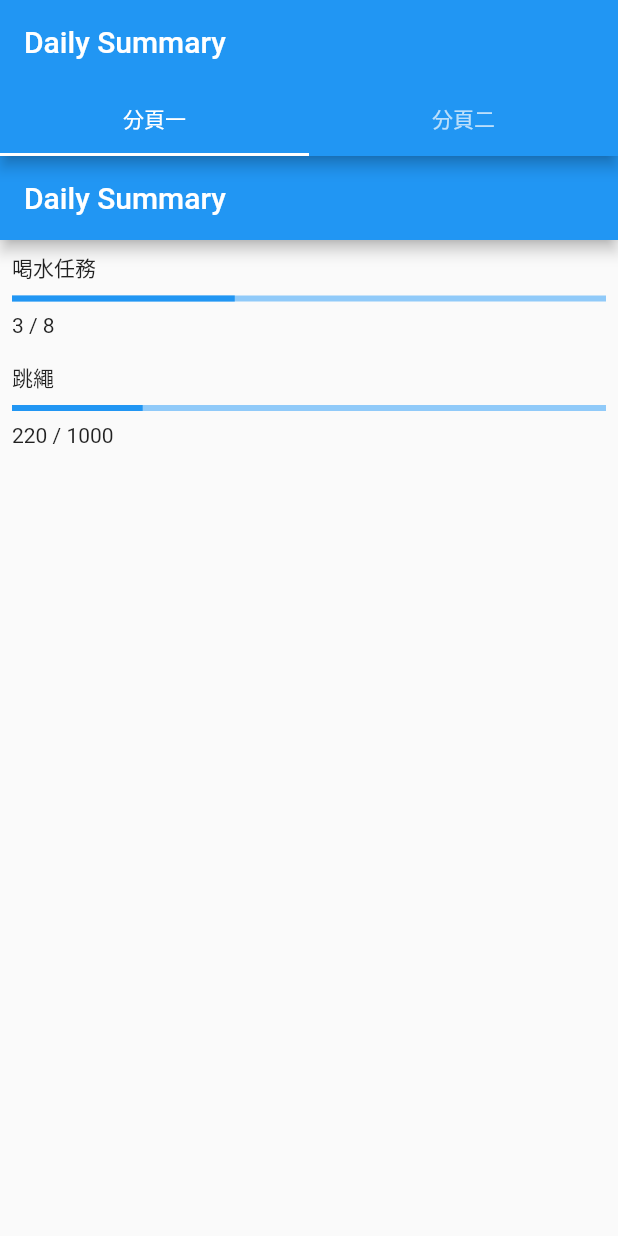
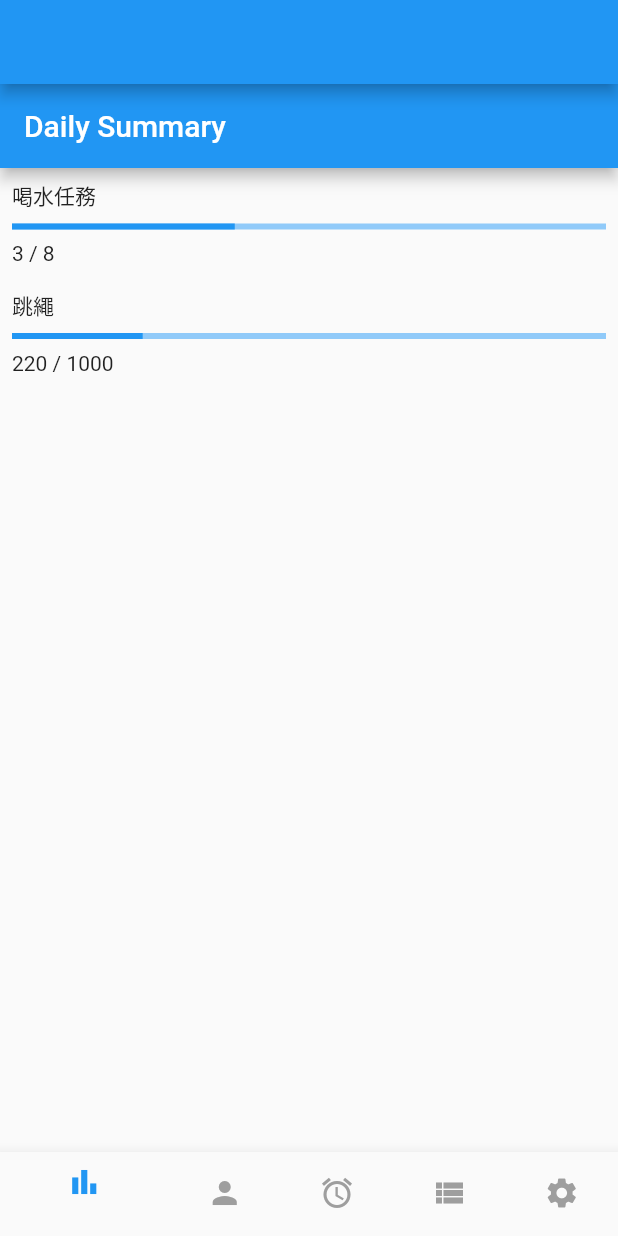
Before and after one commit to qqdog1/task_manager, a Flutter app: the screen it shows after launch, on a phone screen of 412 x 824 dp. Run offline on Flutter 3.47's test engine with Material 2 defaults, Android fonts, the phone set to English and light mode, and no system bars.

Commit message:
add bottom tabs and those pages

```diff
--- a/lib/page/summary_page.dart
+++ b/lib/page/daily_summary_page.dart
@@ -3,14 +3,14 @@ import 'package:flutter/material.dart';
 import 'package:flutter/services.dart';
 import 'package:task_manager/dto/bar.dart';
 
-class SummaryPage extends StatefulWidget {
-  const SummaryPage({super.key});
+class DailySummaryPage extends StatefulWidget {
+  const DailySummaryPage({super.key});
 
   @override
-  _SummaryPageState createState() => _SummaryPageState();
+  _DailySummaryPageState createState() => _DailySummaryPageState();
 }
 
-class _SummaryPageState extends State<SummaryPage> {
+class _DailySummaryPageState extends State<DailySummaryPage> {
   List<Bar> dataList = [];
 
   @override
--- /dev/null
+++ b/lib/page/notification_page.dart
@@ -0,0 +1,21 @@
+import 'package:flutter/cupertino.dart';
+import 'package:flutter/material.dart';
+
+class NotificationPage extends StatelessWidget {
+  const NotificationPage({super.key});
+
+  @override
+  Widget build(BuildContext context) {
+    return MaterialApp(
+      title: 'My App',
+      home: Scaffold(
+        appBar: AppBar(
+          title: Text('My App'),
+        ),
+        body: Center(
+          child: Text('Hello, World!'),
+        ),
+      ),
+    );
+  }
+}
--- /dev/null
+++ b/lib/page/settings_page.dart
@@ -0,0 +1,21 @@
+import 'package:flutter/cupertino.dart';
+import 'package:flutter/material.dart';
+
+class SettingsPage extends StatelessWidget {
+  const SettingsPage({super.key});
+
+  @override
+  Widget build(BuildContext context) {
+    return MaterialApp(
+      title: 'My App',
+      home: Scaffold(
+        appBar: AppBar(
+          title: Text('My App'),
+        ),
+        body: Center(
+          child: Text('Hello, World!'),
+        ),
+      ),
+    );
+  }
+}
--- a/lib/page/tab_page.dart
+++ b/lib/page/tab_page.dart
@@ -1,9 +1,9 @@
-import 'dart:convert';
-import 'dart:io';
 import 'package:flutter/material.dart';
-import 'package:flutter/services.dart';
-import 'package:task_manager/dto/bar.dart';
-import 'package:task_manager/page/summary_page.dart';
+import 'package:task_manager/page/daily_summary_page.dart';
+import 'package:task_manager/page/notification_page.dart';
+import 'package:task_manager/page/settings_page.dart';
+import 'package:task_manager/page/task_settings_page.dart';
+import 'package:task_manager/page/total_sumary_page.dart';
 
 class TabPage extends StatefulWidget {
   const TabPage({super.key});
@@ -13,39 +13,44 @@ class TabPage extends StatefulWidget {
 }
 
 class _TabPage extends State<TabPage> with SingleTickerProviderStateMixin {
-  // 建立一個 TabController
-  late TabController _tabController;
+  int _currentIndex = 0;
 
-  @override
-  void initState() {
-    super.initState();
-    _tabController = TabController(length: 2, vsync: this);
-  }
+  final List<Widget> _pages = [
+    const DailySummaryPage(),
+    const TaskSettingsPage(),
+    const NotificationPage(),
+    const TotalSummaryPage(),
+    const SettingsPage(),
+  ];
+
+  final List<BottomNavigationBarItem> _navItems = [
+    const BottomNavigationBarItem(icon: Icon(Icons.bar_chart), label: ''),
+    const BottomNavigationBarItem(icon: Icon(Icons.person), label: ''),
+    const BottomNavigationBarItem(icon: Icon(Icons.alarm), label: ''),
+    const BottomNavigationBarItem(icon: Icon(Icons.view_list), label: ''),
+    const BottomNavigationBarItem(icon: Icon(Icons.settings), label: ''),
+  ];
 
   @override
   Widget build(BuildContext context) {
     return Scaffold(
       appBar: AppBar(
-        title: const Text('Daily Summary'),
-        bottom: TabBar(
-          controller: _tabController, // 使用 TabController
-          tabs: const [
-            Tab(text: "分頁一"),
-            Tab(text: "分頁二"),
-          ],
-        ),
+        // title: const Text('Daily Summary'),
       ),
-      body: TabBarView(
-        controller: _tabController,
-        // 定義 Tab 對應的內容
-        children: const [
-          // 第一個 Tab 對應的內容
-          SummaryPage(),
-          // 第二個 Tab 對應的內容
-          Center(
-            child: Text('This is Tab 2'),
-          ),
-        ],
+      body: IndexedStack(
+        index: _currentIndex,
+        children: _pages,
+      ),
+      bottomNavigationBar: BottomNavigationBar(
+        currentIndex: _currentIndex,
+        onTap: (index) {
+          setState(() {
+            _currentIndex = index;
+          });
+        },
+        items: _navItems,
+        selectedItemColor: Colors.blue,
+        unselectedItemColor: Colors.grey,
       ),
     );
   }
--- /dev/null
+++ b/lib/page/task_settings_page.dart
@@ -0,0 +1,21 @@
+import 'package:flutter/cupertino.dart';
+import 'package:flutter/material.dart';
+
+class TaskSettingsPage extends StatelessWidget {
+  const TaskSettingsPage({super.key});
+
+  @override
+  Widget build(BuildContext context) {
+    return MaterialApp(
+      title: 'My App',
+      home: Scaffold(
+        appBar: AppBar(
+          title: Text('My App'),
+        ),
+        body: Center(
+          child: Text('Hello, World!'),
+        ),
+      ),
+    );
+  }
+}
--- /dev/null
+++ b/lib/page/total_sumary_page.dart
@@ -0,0 +1,21 @@
+import 'package:flutter/cupertino.dart';
+import 'package:flutter/material.dart';
+
+class TotalSummaryPage extends StatelessWidget {
+  const TotalSummaryPage({super.key});
+
+  @override
+  Widget build(BuildContext context) {
+    return MaterialApp(
+      title: 'My App',
+      home: Scaffold(
+        appBar: AppBar(
+          title: Text('My App'),
+        ),
+        body: Center(
+          child: Text('Hello, World!'),
+        ),
+      ),
+    );
+  }
+}
```
